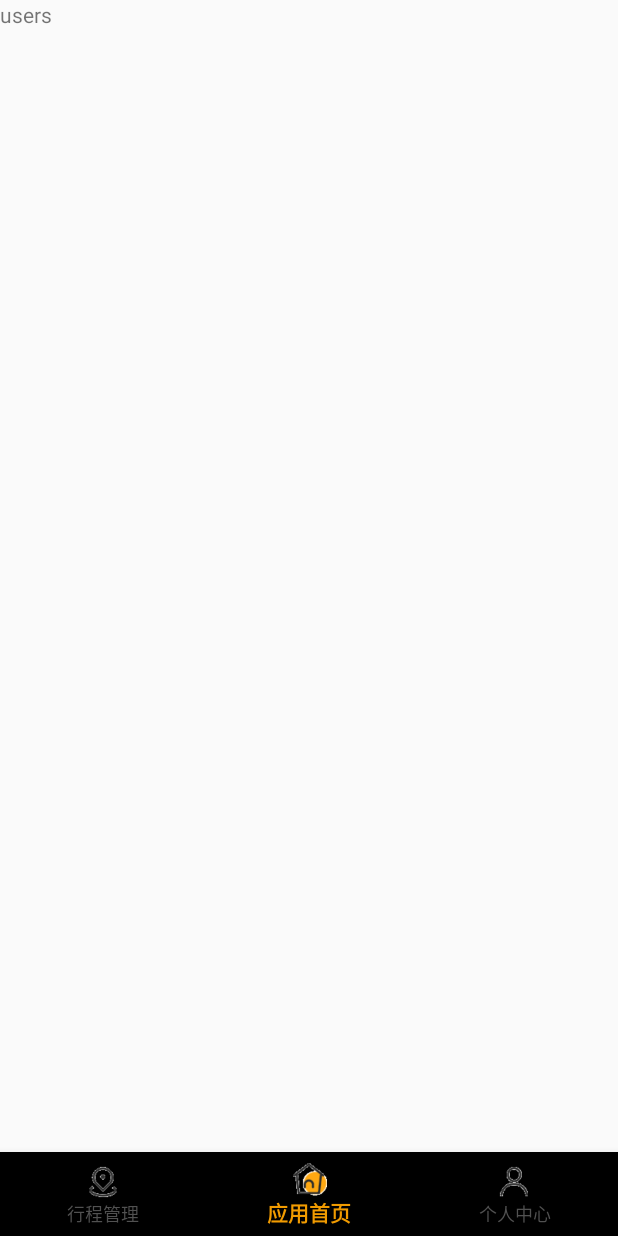
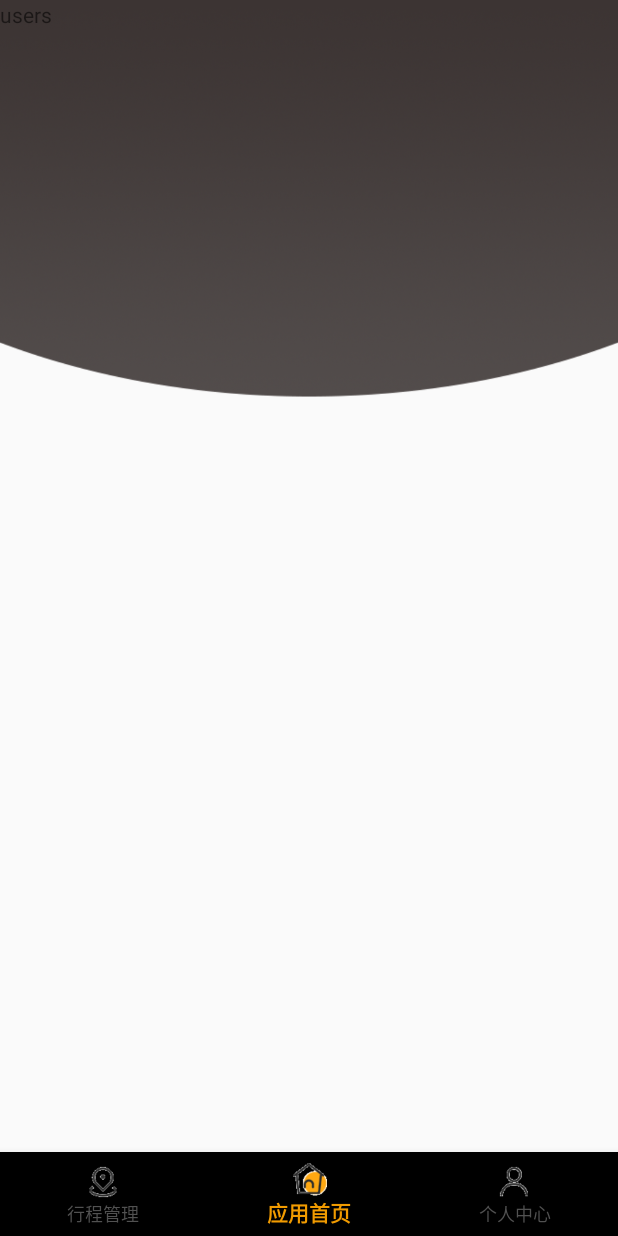
Before and after one commit to ChannnXY/school, an Android app: the screen it shows after launch (MainActivity), on a phone screen of 412 x 824 dp. Run offline under Robolectric (Android 15) with nearby library versions, the phone set to English and light mode, and no system bars.

Commit message:
Feature(mianActivity):完成顶部状态栏透明

```diff
--- a/app/src/main/AndroidManifest.xml
+++ b/app/src/main/AndroidManifest.xml
@@ -8,7 +8,7 @@
         android:label="@string/app_name"
         android:roundIcon="@mipmap/ic_launcher_round"
         android:supportsRtl="true"
-        android:theme="@style/AppTheme">
+        android:theme="@style/AppTheme.main">
         <activity android:name=".MainActivity">
             <intent-filter>
                 <action android:name="android.intent.action.MAIN"/>
--- a/app/src/main/res/layout/activity_main.xml
+++ b/app/src/main/res/layout/activity_main.xml
@@ -5,12 +5,21 @@
     xmlns:tools="http://schemas.android.com/tools"
     android:layout_width="match_parent"
     android:layout_height="match_parent"
+    android:fitsSystemWindows="true"
     tools:context=".MainActivity">
 
-    <androidx.viewpager.widget.ViewPager
-        android:id="@+id/vp_index"
+
+
+    <FrameLayout
         android:layout_width="match_parent"
-        android:layout_height="match_parent"/>
+        android:layout_height="match_parent"
+        android:background="@drawable/bg_index">
+        <androidx.viewpager.widget.ViewPager
+            android:id="@+id/vp_index"
+            android:layout_width="match_parent"
+            android:layout_height="match_parent"/>
+    </FrameLayout>
+
 
     <com.google.android.material.bottomnavigation.BottomNavigationView
         android:id="@+id/nav_bottom_index"
--- a/app/src/main/res/values/styles.xml
+++ b/app/src/main/res/values/styles.xml
@@ -1,4 +1,4 @@
-<resources>
+<resources xmlns:tools="http://schemas.android.com/tools">
 
     <!-- Base application theme. -->
     <style name="AppTheme" parent="Theme.AppCompat.Light.DarkActionBar">
@@ -9,4 +9,9 @@
         <item name="colorAccent">@color/colorAccent</item>
     </style>
 
+    <style name="AppTheme.main" parent="AppTheme">
+        <item name="android:windowTranslucentStatus" tools:targetApi="kitkat">true</item>
+        <item name="android:windowTranslucentNavigation" tools:targetApi="kitkat">true</item>
+        <item name="android:statusBarColor" tools:targetApi="lollipop">#ffffff</item>
+    </style>
 </resources>
```
Also changed, not shown: app/src/main/res/drawable/bg_index.png.
